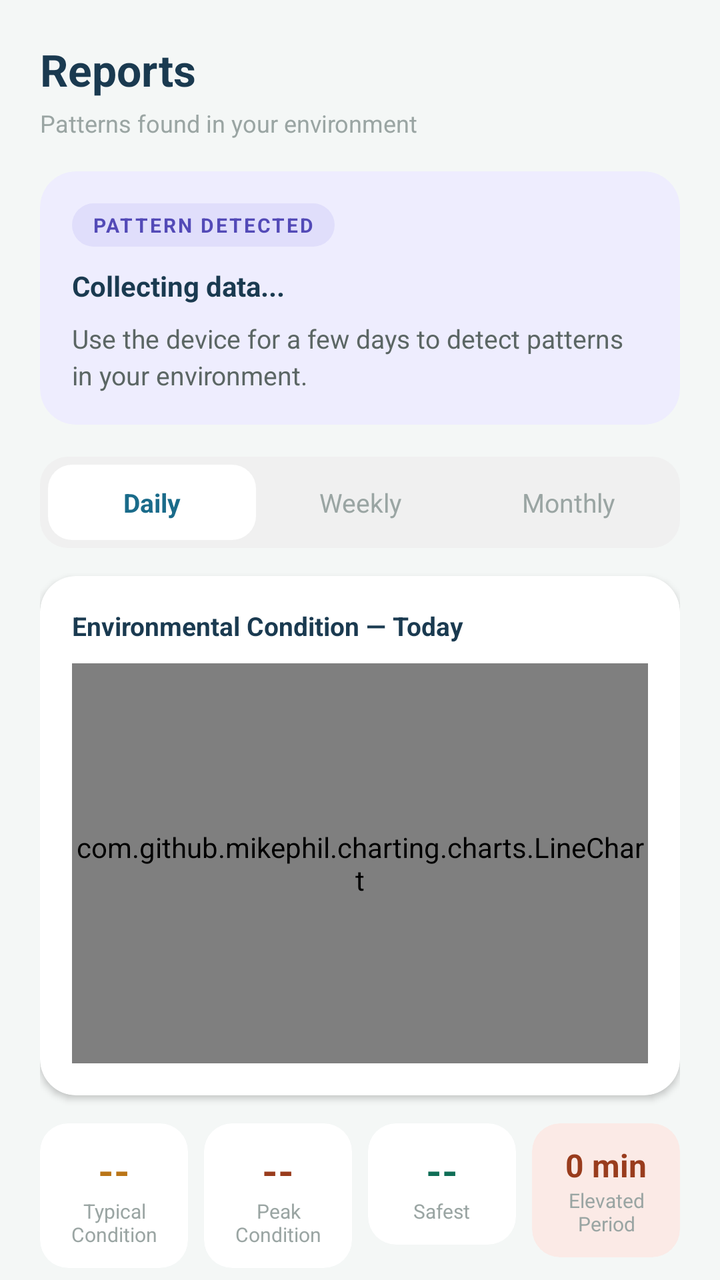
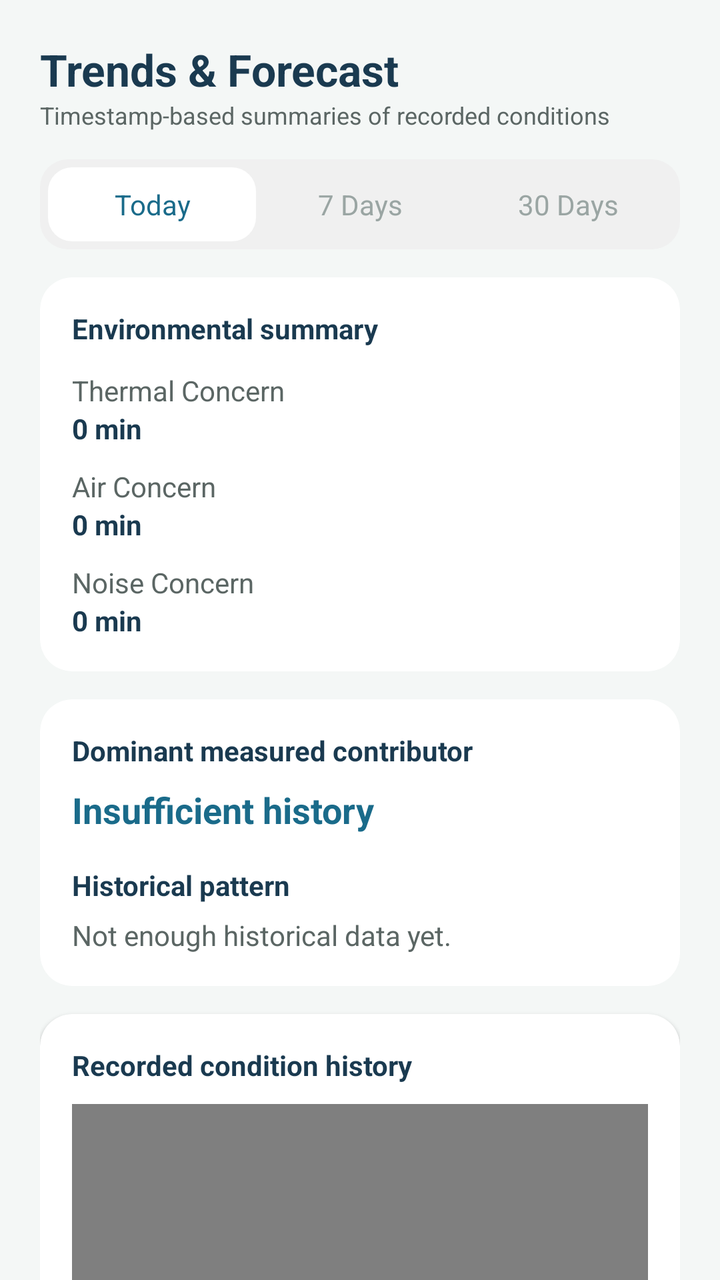

Two renders of the same Android screen: before a commit and after it. Below are the layout's source before the change and the commit's diff.
<!-- AndroidManifest.xml: application theme Theme.EnviroGuard -->
<!-- res/layout/fragment_reports.xml -->
<?xml version="1.0" encoding="utf-8"?>
<androidx.core.widget.NestedScrollView
    xmlns:android="http://schemas.android.com/apk/res/android"
    xmlns:app="http://schemas.android.com/apk/res-auto"
    android:layout_width="match_parent"
    android:layout_height="match_parent"
    android:background="#F4F7F6">

    <LinearLayout
        android:layout_width="match_parent"
        android:layout_height="wrap_content"
        android:orientation="vertical"
        android:padding="20dp">

        
        <TextView
            android:layout_width="wrap_content"
            android:layout_height="wrap_content"
            android:text="Reports"
            android:textSize="22sp"
            android:textStyle="bold"
            android:textColor="#1A3A50"
            android:layout_marginBottom="4dp" />

        <TextView
            android:layout_width="wrap_content"
            android:layout_height="wrap_content"
            android:text="Patterns found in your environment"
            android:textSize="12sp"
            android:textColor="#9AA5A3"
            android:layout_marginBottom="16dp" />

        
        <androidx.cardview.widget.CardView
            android:id="@+id/cardRecommendation"
            android:layout_width="match_parent"
            android:layout_height="wrap_content"
            app:cardCornerRadius="18dp"
            app:cardElevation="0dp"
            app:cardBackgroundColor="#EEEDFE"
            android:layout_marginBottom="16dp">

            <LinearLayout
                android:layout_width="match_parent"
                android:layout_height="wrap_content"
                android:orientation="vertical"
                android:padding="16dp">

                
                <TextView
                    android:layout_width="wrap_content"
                    android:layout_height="wrap_content"
                    android:text="PATTERN DETECTED"
                    android:textSize="10sp"
                    android:textStyle="bold"
                    android:letterSpacing="0.1"
                    android:textColor="#534AB7"
                    android:background="@drawable/bg_pill_purple"
                    android:paddingStart="10dp"
                    android:paddingEnd="10dp"
                    android:paddingTop="4dp"
                    android:paddingBottom="4dp"
                    android:layout_marginBottom="10dp" />

                <TextView
                    android:id="@+id/tvPatternTitle"
                    android:layout_width="match_parent"
                    android:layout_height="wrap_content"
                    android:text="Collecting data..."
                    android:textSize="14sp"
                    android:textStyle="bold"
                    android:textColor="#1A3A50"
                    android:lineSpacingExtra="3dp"
                    android:layout_marginBottom="8dp" />

                <TextView
                    android:id="@+id/tvPatternRecommendation"
                    android:layout_width="match_parent"
                    android:layout_height="wrap_content"
                    android:text="Use the device for a few days to detect patterns in your environment."
                    android:textSize="13sp"
                    android:textColor="#5B6664"
                    android:lineSpacingExtra="3dp" />
            </LinearLayout>
        </androidx.cardview.widget.CardView>

        
        <LinearLayout
            android:layout_width="match_parent"
            android:layout_height="wrap_content"
            android:orientation="horizontal"
            android:background="@drawable/bg_tab_track"
            android:padding="4dp"
            android:layout_marginBottom="14dp">

            <TextView
                android:id="@+id/tabDaily"
                android:layout_width="0dp"
                android:layout_height="wrap_content"
                android:layout_weight="1"
                android:text="Daily"
                android:textSize="13sp"
                android:textStyle="bold"
                android:textColor="#1A6B8A"
                android:gravity="center"
                android:paddingTop="10dp"
                android:paddingBottom="10dp"
                android:background="@drawable/bg_tab_active" />

            <TextView
                android:id="@+id/tabWeekly"
                android:layout_width="0dp"
                android:layout_height="wrap_content"
                android:layout_weight="1"
                android:text="Weekly"
                android:textSize="13sp"
                android:textColor="#9AA5A3"
                android:gravity="center"
                android:paddingTop="10dp"
                android:paddingBottom="10dp" />

            <TextView
                android:id="@+id/tabMonthly"
                android:layout_width="0dp"
                android:layout_height="wrap_content"
                android:layout_weight="1"
                android:text="Monthly"
                android:textSize="13sp"
                android:textColor="#9AA5A3"
                android:gravity="center"
                android:paddingTop="10dp"
                android:paddingBottom="10dp" />
        </LinearLayout>

        
        <androidx.cardview.widget.CardView
            android:layout_width="match_parent"
            android:layout_height="wrap_content"
            app:cardCornerRadius="18dp"
            app:cardElevation="2dp"
            app:cardBackgroundColor="#FFFFFF"
            android:layout_marginBottom="14dp">

            <LinearLayout
                android:layout_width="match_parent"
                android:layout_height="wrap_content"
                android:orientation="vertical"
                android:padding="16dp">

                <TextView
                    android:id="@+id/tvChartTitle"
                    android:layout_width="wrap_content"
                    android:layout_height="wrap_content"
                    android:text="Environmental Condition — Today"
                    android:textSize="13sp"
                    android:textStyle="bold"
                    android:textColor="#1A3A50"
                    android:layout_marginBottom="10dp" />

                <com.github.mikephil.charting.charts.LineChart
                    android:id="@+id/ersChart"
                    android:layout_width="match_parent"
                    android:layout_height="200dp" />

                <TextView
                    android:id="@+id/tvReportsEmpty"
                    android:layout_width="match_parent"
                    android:layout_height="200dp"
                    android:text="No data yet.\nStart collecting readings with your device."
                    android:textSize="13sp"
                    android:textColor="#9AA5A3"
                    android:gravity="center"
                    android:visibility="gone"
                    android:lineSpacingExtra="4dp" />
            </LinearLayout>
        </androidx.cardview.widget.CardView>

        
        <LinearLayout
            android:layout_width="match_parent"
            android:layout_height="wrap_content"
            android:orientation="horizontal"
            android:layout_marginBottom="80dp">

            
            <androidx.cardview.widget.CardView
                android:layout_width="0dp"
                android:layout_height="wrap_content"
                android:layout_weight="1"
                android:layout_marginEnd="4dp"
                app:cardCornerRadius="14dp"
                app:cardElevation="0dp"
                app:cardBackgroundColor="#FFFFFF">
                <LinearLayout
                    android:layout_width="match_parent"
                    android:layout_height="wrap_content"
                    android:orientation="vertical"
                    android:gravity="center"
                    android:padding="10dp">
                    <TextView
                        android:id="@+id/tvAvgErs"
                        android:layout_width="wrap_content"
                        android:layout_height="wrap_content"
                        android:text="--"
                        android:textSize="20sp"
                        android:textStyle="bold"
                        android:textColor="#BA7517" />
                    <TextView
                        android:layout_width="wrap_content"
                        android:layout_height="wrap_content"
                        android:text="Typical Condition"
                        android:textSize="10sp"
                        android:textColor="#9AA5A3"
                        android:gravity="center" />
                </LinearLayout>
            </androidx.cardview.widget.CardView>

            
            <androidx.cardview.widget.CardView
                android:layout_width="0dp"
                android:layout_height="wrap_content"
                android:layout_weight="1"
                android:layout_marginStart="4dp"
                android:layout_marginEnd="4dp"
                app:cardCornerRadius="14dp"
                app:cardElevation="0dp"
                app:cardBackgroundColor="#FFFFFF">
                <LinearLayout
                    android:layout_width="match_parent"
                    android:layout_height="wrap_content"
                    android:orientation="vertical"
                    android:gravity="center"
                    android:padding="10dp">
                    <TextView
                        android:id="@+id/tvPeakTime"
                        android:layout_width="wrap_content"
                        android:layout_height="wrap_content"
                        android:text="--"
                        android:textSize="20sp"
                        android:textStyle="bold"
                        android:textColor="#993C1D" />
                    <TextView
                        android:layout_width="wrap_content"
                        android:layout_height="wrap_content"
                        android:text="Peak Condition"
                        android:textSize="10sp"
                        android:textColor="#9AA5A3"
                        android:gravity="center" />
                </LinearLayout>
            </androidx.cardview.widget.CardView>

            
            <androidx.cardview.widget.CardView
                android:layout_width="0dp"
                android:layout_height="wrap_content"
                android:layout_weight="1"
                android:layout_marginStart="4dp"
                android:layout_marginEnd="4dp"
                app:cardCornerRadius="14dp"
                app:cardElevation="0dp"
                app:cardBackgroundColor="#FFFFFF">
                <LinearLayout
                    android:layout_width="match_parent"
                    android:layout_height="wrap_content"
                    android:orientation="vertical"
                    android:gravity="center"
                    android:padding="10dp">
                    <TextView
                        android:id="@+id/tvSafestTime"
                        android:layout_width="wrap_content"
                        android:layout_height="wrap_content"
                        android:text="--"
                        android:textSize="20sp"
                        android:textStyle="bold"
                        android:textColor="#0F6E56" />
                    <TextView
                        android:layout_width="wrap_content"
                        android:layout_height="wrap_content"
                        android:text="Safest"
                        android:textSize="10sp"
                        android:textColor="#9AA5A3"
                        android:gravity="center" />
                </LinearLayout>
            </androidx.cardview.widget.CardView>

            
            <androidx.cardview.widget.CardView
                android:layout_width="0dp"
                android:layout_height="wrap_content"
                android:layout_weight="1"
                android:layout_marginStart="4dp"
                app:cardCornerRadius="14dp"
                app:cardElevation="0dp"
                app:cardBackgroundColor="#FBEAE6">
                <LinearLayout
                    android:layout_width="match_parent"
                    android:layout_height="wrap_content"
                    android:orientation="vertical"
                    android:gravity="center"
                    android:padding="10dp">
                    <TextView
                        android:id="@+id/tvHighRiskDuration"
                        android:layout_width="wrap_content"
                        android:layout_height="wrap_content"
                        android:text="0 min"
                        android:textSize="16sp"
                        android:textStyle="bold"
                        android:textColor="#993C1D" />
                    <TextView
                        android:layout_width="wrap_content"
                        android:layout_height="wrap_content"
                        android:text="Elevated Period"
                        android:textSize="10sp"
                        android:textColor="#9AA5A3"
                        android:gravity="center" />
                </LinearLayout>
            </androidx.cardview.widget.CardView>
        </LinearLayout>

    </LinearLayout>
</androidx.core.widget.NestedScrollView>
<!-- resources referenced by this layout -->
<resources>
  <!-- drawable bg_pill_purple (drawable) -->
  <?xml version="1.0" encoding="utf-8"?>
  <shape xmlns:android="http://schemas.android.com/apk/res/android"
      android:shape="rectangle">
      <solid android:color="#E0DEFB" />
      <corners android:radius="20dp" />
  </shape>
  <!-- drawable bg_tab_active (drawable) -->
  <?xml version="1.0" encoding="utf-8"?>
  <shape xmlns:android="http://schemas.android.com/apk/res/android"
      android:shape="rectangle">
      <solid android:color="#FFFFFF" />
      <corners android:radius="12dp" />
  </shape>
  <!-- drawable bg_tab_track (drawable) -->
  <?xml version="1.0" encoding="utf-8"?>
  <shape xmlns:android="http://schemas.android.com/apk/res/android"
      android:shape="rectangle">
      <solid android:color="#F0F0F0" />
      <corners android:radius="14dp" />
  </shape>
  <style name="Theme.EnviroGuard" parent="Base.Theme.EnviroGuard" />
  <style name="Base.Theme.EnviroGuard" parent="Theme.Material3.DayNight.NoActionBar">
          
          
      </style>
</resources>

<!-- the commit's change to res/layout/fragment_reports.xml (unified diff, before → after) -->
@@ -1,321 +1,22 @@
 <?xml version="1.0" encoding="utf-8"?>
-<androidx.core.widget.NestedScrollView
-    xmlns:android="http://schemas.android.com/apk/res/android"
-    xmlns:app="http://schemas.android.com/apk/res-auto"
-    android:layout_width="match_parent"
-    android:layout_height="match_parent"
-    android:background="#F4F7F6">
-
-    <LinearLayout
-        android:layout_width="match_parent"
-        android:layout_height="wrap_content"
-        android:orientation="vertical"
-        android:padding="20dp">
-
-        
-        <TextView
-            android:layout_width="wrap_content"
-            android:layout_height="wrap_content"
-            android:text="Reports"
-            android:textSize="22sp"
-            android:textStyle="bold"
-            android:textColor="#1A3A50"
-            android:layout_marginBottom="4dp" />
-
-        <TextView
-            android:layout_width="wrap_content"
-            android:layout_height="wrap_content"
-            android:text="Patterns found in your environment"
-            android:textSize="12sp"
-            android:textColor="#9AA5A3"
-            android:layout_marginBottom="16dp" />
-
-        
-        <androidx.cardview.widget.CardView
-            android:id="@+id/cardRecommendation"
-            android:layout_width="match_parent"
-            android:layout_height="wrap_content"
-            app:cardCornerRadius="18dp"
-            app:cardElevation="0dp"
-            app:cardBackgroundColor="#EEEDFE"
-            android:layout_marginBottom="16dp">
-
-            <LinearLayout
-                android:layout_width="match_parent"
-                android:layout_height="wrap_content"
-                android:orientation="vertical"
-                android:padding="16dp">
-
-                
-                <TextView
-                    android:layout_width="wrap_content"
-                    android:layout_height="wrap_content"
-                    android:text="PATTERN DETECTED"
-                    android:textSize="10sp"
-                    android:textStyle="bold"
-                    android:letterSpacing="0.1"
-                    android:textColor="#534AB7"
-                    android:background="@drawable/bg_pill_purple"
-                    android:paddingStart="10dp"
-                    android:paddingEnd="10dp"
-                    android:paddingTop="4dp"
-                    android:paddingBottom="4dp"
-                    android:layout_marginBottom="10dp" />
-
-                <TextView
-                    android:id="@+id/tvPatternTitle"
-                    android:layout_width="match_parent"
-                    android:layout_height="wrap_content"
-                    android:text="Collecting data..."
-                    android:textSize="14sp"
-                    android:textStyle="bold"
-                    android:textColor="#1A3A50"
-                    android:lineSpacingExtra="3dp"
-                    android:layout_marginBottom="8dp" />
-
-                <TextView
-                    android:id="@+id/tvPatternRecommendation"
-                    android:layout_width="match_parent"
-                    android:layout_height="wrap_content"
-                    android:text="Use the device for a few days to detect patterns in your environment."
-                    android:textSize="13sp"
-                    android:textColor="#5B6664"
-                    android:lineSpacingExtra="3dp" />
-            </LinearLayout>
-        </androidx.cardview.widget.CardView>
-
-        
-        <LinearLayout
-            android:layout_width="match_parent"
-            android:layout_height="wrap_content"
-            android:orientation="horizontal"
-            android:background="@drawable/bg_tab_track"
-            android:padding="4dp"
-            android:layout_marginBottom="14dp">
-
-            <TextView
-                android:id="@+id/tabDaily"
-                android:layout_width="0dp"
-                android:layout_height="wrap_content"
-                android:layout_weight="1"
-                android:text="Daily"
-                android:textSize="13sp"
-                android:textStyle="bold"
-                android:textColor="#1A6B8A"
-                android:gravity="center"
-                android:paddingTop="10dp"
-                android:paddingBottom="10dp"
-                android:background="@drawable/bg_tab_active" />
-
-            <TextView
-                android:id="@+id/tabWeekly"
-                android:layout_width="0dp"
-                android:layout_height="wrap_content"
-                android:layout_weight="1"
-                android:text="Weekly"
-                android:textSize="13sp"
-                android:textColor="#9AA5A3"
-                android:gravity="center"
-                android:paddingTop="10dp"
-                android:paddingBottom="10dp" />
-
-            <TextView
-                android:id="@+id/tabMonthly"
-                android:layout_width="0dp"
-                android:layout_height="wrap_content"
-                android:layout_weight="1"
-                android:text="Monthly"
-                android:textSize="13sp"
-                android:textColor="#9AA5A3"
-                android:gravity="center"
-                android:paddingTop="10dp"
-                android:paddingBottom="10dp" />
-        </LinearLayout>
-
-        
-        <androidx.cardview.widget.CardView
-            android:layout_width="match_parent"
-            android:layout_height="wrap_content"
-            app:cardCornerRadius="18dp"
-            app:cardElevation="2dp"
-            app:cardBackgroundColor="#FFFFFF"
-            android:layout_marginBottom="14dp">
-
-            <LinearLayout
-                android:layout_width="match_parent"
-                android:layout_height="wrap_content"
-                android:orientation="vertical"
-                android:padding="16dp">
-
-                <TextView
-                    android:id="@+id/tvChartTitle"
-                    android:layout_width="wrap_content"
-                    android:layout_height="wrap_content"
-                    android:text="Environmental Condition — Today"
-                    android:textSize="13sp"
-                    android:textStyle="bold"
-                    android:textColor="#1A3A50"
-                    android:layout_marginBottom="10dp" />
-
-                <com.github.mikephil.charting.charts.LineChart
-                    android:id="@+id/ersChart"
-                    android:layout_width="match_parent"
-                    android:layout_height="200dp" />
-
-                <TextView
-                    android:id="@+id/tvReportsEmpty"
-                    android:layout_width="match_parent"
-                    android:layout_height="200dp"
-                    android:text="No data yet.\nStart collecting readings with your device."
-                    android:textSize="13sp"
-                    android:textColor="#9AA5A3"
-                    android:gravity="center"
-                    android:visibility="gone"
-                    android:lineSpacingExtra="4dp" />
-            </LinearLayout>
-        </androidx.cardview.widget.CardView>
-
-        
-        <LinearLayout
-            android:layout_width="match_parent"
-            android:layout_height="wrap_content"
-            android:orientation="horizontal"
-            android:layout_marginBottom="80dp">
-
-            
-            <androidx.cardview.widget.CardView
-                android:layout_width="0dp"
-                android:layout_height="wrap_content"
-                android:layout_weight="1"
-                android:layout_marginEnd="4dp"
-                app:cardCornerRadius="14dp"
-                app:cardElevation="0dp"
-                app:cardBackgroundColor="#FFFFFF">
-                <LinearLayout
-                    android:layout_width="match_parent"
-                    android:layout_height="wrap_content"
-                    android:orientation="vertical"
-                    android:gravity="center"
-                    android:padding="10dp">
-                    <TextView
-                        android:id="@+id/tvAvgErs"
-                        android:layout_width="wrap_content"
-                        android:layout_height="wrap_content"
-                        android:text="--"
-                        android:textSize="20sp"
-                        android:textStyle="bold"
-                        android:textColor="#BA7517" />
-                    <TextView
-                        android:layout_width="wrap_content"
-                        android:layout_height="wrap_content"
-                        android:text="Typical Condition"
-                        android:textSize="10sp"
-                        android:textColor="#9AA5A3"
-                        android:gravity="center" />
-                </LinearLayout>
-            </androidx.cardview.widget.CardView>
-
-            
-            <androidx.cardview.widget.CardView
-                android:layout_width="0dp"
-                android:layout_height="wrap_content"
-                android:layout_weight="1"
-                android:layout_marginStart="4dp"
-                android:layout_marginEnd="4dp"
-                app:cardCornerRadius="14dp"
-                app:cardElevation="0dp"
-                app:cardBackgroundColor="#FFFFFF">
-                <LinearLayout
-                    android:layout_width="match_parent"
-                    android:layout_height="wrap_content"
-                    android:orientation="vertical"
-                    android:gravity="center"
-                    android:padding="10dp">
-                    <TextView
-                        android:id="@+id/tvPeakTime"
-                        android:layout_width="wrap_content"
-                        android:layout_height="wrap_content"
-                        android:text="--"
-                        android:textSize="20sp"
-                        android:textStyle="bold"
-                        android:textColor="#993C1D" />
-                    <TextView
-                        android:layout_width="wrap_content"
-                        android:layout_height="wrap_content"
-                        android:text="Peak Condition"
-                        android:textSize="10sp"
-                        android:textColor="#9AA5A3"
-                        android:gravity="center" />
-                </LinearLayout>
-            </androidx.cardview.widget.CardView>
-
-            
-            <androidx.cardview.widget.CardView
-                android:layout_width="0dp"
-                android:layout_height="wrap_content"
-                android:layout_weight="1"
-                android:layout_marginStart="4dp"
-                android:layout_marginEnd="4dp"
-                app:cardCornerRadius="14dp"
-                app:cardElevation="0dp"
-                app:cardBackgroundColor="#FFFFFF">
-                <LinearLayout
-                    android:layout_width="match_parent"
-                    android:layout_height="wrap_content"
-                    android:orientation="vertical"
-                    android:gravity="center"
-                    android:padding="10dp">
-                    <TextView
-                        android:id="@+id/tvSafestTime"
-                        android:layout_width="wrap_content"
-                        android:layout_height="wrap_content"
-                        android:text="--"
-                        android:textSize="20sp"
-                        android:textStyle="bold"
-                        android:textColor="#0F6E56" />
-                    <TextView
-                        android:layout_width="wrap_content"
-                        android:layout_height="wrap_content"
-                        android:text="Safest"
-                        android:textSize="10sp"
-                        android:textColor="#9AA5A3"
-                        android:gravity="center" />
-                </LinearLayout>
-            </androidx.cardview.widget.CardView>
-
-            
-            <androidx.cardview.widget.CardView
-                android:layout_width="0dp"
-                android:layout_height="wrap_content"
-                android:layout_weight="1"
-                android:layout_marginStart="4dp"
-                app:cardCornerRadius="14dp"
-                app:cardElevation="0dp"
-                app:cardBackgroundColor="#FBEAE6">
-                <LinearLayout
-                    android:layout_width="match_parent"
-                    android:layout_height="wrap_content"
-                    android:orientation="vertical"
-                    android:gravity="center"
-                    android:padding="10dp">
-                    <TextView
-                        android:id="@+id/tvHighRiskDuration"
-                        android:layout_width="wrap_content"
-                        android:layout_height="wrap_content"
-                        android:text="0 min"
-                        android:textSize="16sp"
-                        android:textStyle="bold"
-                        android:textColor="#993C1D" />
-                    <TextView
-                        android:layout_width="wrap_content"
-                        android:layout_height="wrap_content"
-                        android:text="Elevated Period"
-                        android:textSize="10sp"
-                        android:textColor="#9AA5A3"
-                        android:gravity="center" />
-                </LinearLayout>
-            </androidx.cardview.widget.CardView>
-        </LinearLayout>
-
-    </LinearLayout>
+<androidx.core.widget.NestedScrollView xmlns:android="http://schemas.android.com/apk/res/android" xmlns:app="http://schemas.android.com/apk/res-auto" android:layout_width="match_parent" android:layout_height="match_parent" android:background="#F4F7F6">
+ <LinearLayout android:layout_width="match_parent" android:layout_height="wrap_content" android:orientation="vertical" android:padding="20dp" android:paddingBottom="96dp">
+  <TextView android:layout_width="wrap_content" android:layout_height="wrap_content" android:text="Trends &amp; Forecast" android:textSize="22sp" android:textStyle="bold" android:textColor="#1A3A50" />
+  <TextView android:layout_width="wrap_content" android:layout_height="wrap_content" android:text="Timestamp-based summaries of recorded conditions" android:textSize="12sp" android:textColor="#5B6664" android:layout_marginBottom="14dp" />
+  <LinearLayout android:layout_width="match_parent" android:layout_height="wrap_content" android:orientation="horizontal" android:background="@drawable/bg_tab_track" android:padding="4dp" android:layout_marginBottom="14dp">
+   <TextView android:id="@+id/tabDaily" android:layout_width="0dp" android:layout_height="wrap_content" android:layout_weight="1" android:text="Today" android:gravity="center" android:padding="9dp" android:textColor="#1A6B8A" android:background="@drawable/bg_tab_active" />
+   <TextView android:id="@+id/tabWeekly" android:layout_width="0dp" android:layout_height="wrap_content" android:layout_weight="1" android:text="7 Days" android:gravity="center" android:padding="9dp" android:textColor="#9AA5A3" />
+   <TextView android:id="@+id/tabMonthly" android:layout_width="0dp" android:layout_height="wrap_content" android:layout_weight="1" android:text="30 Days" android:gravity="center" android:padding="9dp" android:textColor="#9AA5A3" />
+  </LinearLayout>
+  <androidx.cardview.widget.CardView android:layout_width="match_parent" android:layout_height="wrap_content" app:cardCornerRadius="16dp" app:cardElevation="1dp" app:cardBackgroundColor="#FFFFFF" android:layout_marginBottom="14dp">
+   <LinearLayout android:layout_width="match_parent" android:layout_height="wrap_content" android:orientation="vertical" android:padding="16dp">
+    <TextView android:layout_width="wrap_content" android:layout_height="wrap_content" android:text="Environmental summary" android:textStyle="bold" android:textColor="#1A3A50" />
+    <TextView android:layout_width="wrap_content" android:layout_height="wrap_content" android:text="Thermal Concern" android:textColor="#5B6664" android:layout_marginTop="12dp"/><TextView android:id="@+id/tvThermalDuration" android:layout_width="wrap_content" android:layout_height="wrap_content" android:text="0 min" android:textStyle="bold" android:textColor="#1A3A50" />
+    <TextView android:layout_width="wrap_content" android:layout_height="wrap_content" android:text="Air Concern" android:textColor="#5B6664" android:layout_marginTop="10dp"/><TextView android:id="@+id/tvAirDuration" android:layout_width="wrap_content" android:layout_height="wrap_content" android:text="0 min" android:textStyle="bold" android:textColor="#1A3A50" />
+    <TextView android:layout_width="wrap_content" android:layout_height="wrap_content" android:text="Noise Concern" android:textColor="#5B6664" android:layout_marginTop="10dp"/><TextView android:id="@+id/tvNoiseDuration" android:layout_width="wrap_content" android:layout_height="wrap_content" android:text="0 min" android:textStyle="bold" android:textColor="#1A3A50" />
+   </LinearLayout>
+  </androidx.cardview.widget.CardView>
+  <androidx.cardview.widget.CardView android:layout_width="match_parent" android:layout_height="wrap_content" app:cardCornerRadius="16dp" app:cardElevation="1dp" app:cardBackgroundColor="#FFFFFF" android:layout_marginBottom="14dp"><LinearLayout android:layout_width="match_parent" android:layout_height="wrap_content" android:orientation="vertical" android:padding="16dp"><TextView android:layout_width="wrap_content" android:layout_height="wrap_content" android:text="Dominant measured contributor" android:textStyle="bold" android:textColor="#1A3A50"/><TextView android:id="@+id/tvDominantContributor" android:layout_width="match_parent" android:layout_height="wrap_content" android:text="Insufficient history" android:textColor="#1A6B8A" android:textSize="18sp" android:textStyle="bold" android:layout_marginTop="8dp"/><TextView android:layout_width="wrap_content" android:layout_height="wrap_content" android:text="Historical pattern" android:textStyle="bold" android:textColor="#1A3A50" android:layout_marginTop="16dp"/><TextView android:id="@+id/tvHistoricalPattern" android:layout_width="match_parent" android:layout_height="wrap_content" android:text="Not enough historical data yet." android:textColor="#5B6664" android:layout_marginTop="6dp"/></LinearLayout></androidx.cardview.widget.CardView>
+  <androidx.cardview.widget.CardView android:layout_width="match_parent" android:layout_height="wrap_content" app:cardCornerRadius="16dp" app:cardElevation="1dp" app:cardBackgroundColor="#FFFFFF"><LinearLayout android:layout_width="match_parent" android:layout_height="wrap_content" android:orientation="vertical" android:padding="16dp"><TextView android:layout_width="wrap_content" android:layout_height="wrap_content" android:text="Recorded condition history" android:textStyle="bold" android:textColor="#1A3A50"/><com.github.mikephil.charting.charts.LineChart android:id="@+id/conditionChart" android:layout_width="match_parent" android:layout_height="220dp" android:layout_marginTop="10dp"/><TextView android:id="@+id/tvTrendsEmpty" android:layout_width="match_parent" android:layout_height="120dp" android:text="Insufficient timestamped history for this period." android:gravity="center" android:textColor="#5B6664"/><TextView android:layout_width="wrap_content" android:layout_height="wrap_content" android:text="Forecast" android:textStyle="bold" android:textColor="#1A3A50" android:layout_marginTop="14dp"/><TextView android:id="@+id/tvForecastState" android:layout_width="match_parent" android:layout_height="wrap_content" android:text="Forecast not available yet." android:textColor="#5B6664" android:layout_marginTop="6dp"/></LinearLayout></androidx.cardview.widget.CardView>
+ </LinearLayout>
 </androidx.core.widget.NestedScrollView>
<!-- resource entries referenced after the edit -->
@@ -1,12 +1,5 @@
 <!-- resources referenced by this layout -->
 <resources>
-  <!-- drawable bg_pill_purple (drawable) -->
-  <?xml version="1.0" encoding="utf-8"?>
-  <shape xmlns:android="http://schemas.android.com/apk/res/android"
-      android:shape="rectangle">
-      <solid android:color="#E0DEFB" />
-      <corners android:radius="20dp" />
-  </shape>
   <!-- drawable bg_tab_active (drawable) -->
   <?xml version="1.0" encoding="utf-8"?>
   <shape xmlns:android="http://schemas.android.com/apk/res/android"
